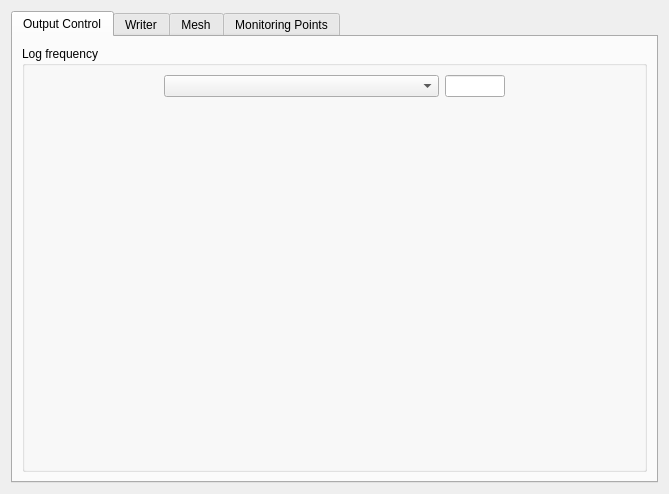
This is gui/Pages/OutputControlForm.ui in code-saturne/code_saturne as Qt 5 draws it before an edit. The edited form follows.
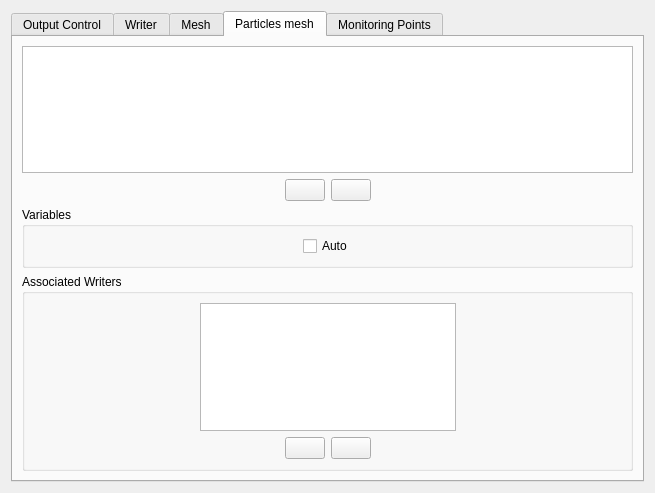
This is the edited form. The open tabs and pages were chosen to show the change. Icons and pictures are not drawn.

Commit message: Rewrite of Lagrangian post-processing output. The particles postprocessing output is now based on the standard FVM mechanism, whose handling was extended for these purposes. There is no restriction on output in parallel mode anymore. Thanks to Cyril Baudry for updating the GUI.

What changed in the file:
```diff
--- a/gui/Pages/OutputControlForm.ui
+++ b/gui/Pages/OutputControlForm.ui
@@ -6,8 +6,8 @@
    <rect>
     <x>0</x>
     <y>0</y>
-    <width>669</width>
-    <height>494</height>
+    <width>655</width>
+    <height>493</height>
    </rect>
   </property>
   <property name="windowTitle">
@@ -30,25 +30,13 @@
       <attribute name="title">
        <string>Output Control</string>
       </attribute>
-      <layout class="QGridLayout">
-       <property name="margin">
-        <number>9</number>
-       </property>
-       <property name="spacing">
-        <number>6</number>
-       </property>
+      <layout class="QGridLayout" name="gridLayout_6">
        <item row="0" column="0">
         <widget class="QGroupBox" name="groupBoxListings">
          <property name="title">
           <string>Log frequency</string>
          </property>
-         <layout class="QGridLayout">
-          <property name="margin">
-           <number>9</number>
-          </property>
-          <property name="spacing">
-           <number>6</number>
-          </property>
+         <layout class="QGridLayout" name="gridLayout_5">
           <item row="0" column="0">
            <layout class="QHBoxLayout">
             <property name="spacing">
@@ -587,8 +575,92 @@
          </layout>
         </widget>
        </item>
+      </layout>
+     </widget>
+     <widget class="QWidget" name="tab_lagrangian">
+      <attribute name="title">
+       <string>Particles mesh</string>
+      </attribute>
+      <layout class="QGridLayout">
+       <property name="margin">
+        <number>9</number>
+       </property>
+       <property name="spacing">
+        <number>6</number>
+       </property>
+       <item row="0" column="0">
+        <layout class="QVBoxLayout">
+         <property name="spacing">
+          <number>6</number>
+         </property>
+         <property name="margin">
+          <number>0</number>
+         </property>
+         <item>
+          <widget class="QTableView" name="tableViewLagrangianMesh"/>
+         </item>
+         <item>
+          <layout class="QHBoxLayout">
+           <property name="spacing">
+            <number>6</number>
+           </property>
+           <property name="margin">
+            <number>0</number>
+           </property>
+           <item>
+            <spacer>
+             <property name="orientation">
+              <enum>Qt::Horizontal</enum>
+             </property>
+             <property name="sizeHint" stdset="0">
+              <size>
+               <width>40</width>
+               <height>20</height>
+              </size>
+             </property>
+            </spacer>
+           </item>
+           <item>
+            <widget class="QPushButton" name="pushButtonAddLagrangianMesh">
+             <property name="text">
+              <string/>
+             </property>
+             <property name="icon">
+              <iconset resource="resources_pages.qrc">
+               <normaloff>:/new/prefix1/icons/22x22/add.png</normaloff>:/new/prefix1/icons/22x22/add.png</iconset>
+             </property>
+            </widget>
+           </item>
+           <item>
+            <widget class="QPushButton" name="pushButtonDeleteLagrangianMesh">
+             <property name="text">
+              <string/>
+             </property>
+             <property name="icon">
+              <iconset resource="resources_pages.qrc">
+               <normaloff>:/new/prefix1/icons/22x22/remove.png</normaloff>:/new/prefix1/icons/22x22/remove.png</iconset>
+             </property>
+            </widget>
+           </item>
+           <item>
+            <spacer>
+             <property name="orientation">
+              <enum>Qt::Horizontal</enum>
+             </property>
+             <property name="sizeHint" stdset="0">
+              <size>
+               <width>40</width>
+               <height>20</height>
+              </size>
+             </property>
+            </spacer>
+           </item>
+          </layout>
+         </item>
+        </layout>
+       </item>
        <item row="1" column="0">
-        <widget class="QGroupBox" name="groupBoxVariable">
+        <widget class="QGroupBox" name="groupBoxLagrangianVariable">
          <property name="title">
           <string>Variables</string>
          </property>
@@ -626,7 +698,7 @@
            </spacer>
           </item>
           <item row="0" column="1">
-           <widget class="QCheckBox" name="checkBoxAllVariables">
+           <widget class="QCheckBox" name="checkBoxAllLagrangianVariables">
             <property name="text">
              <string>Auto</string>
             </property>
@@ -635,8 +707,20 @@
          </layout>
         </widget>
        </item>
+       <item row="2" column="0">
+        <widget class="QGroupBox" name="groupBoxAssociatedLagrangianWriter">
+         <property name="title">
+          <string>Associated Writers</string>
+         </property>
+         <layout class="QGridLayout">
+          <property name="margin">
+           <number>9</number>
+          </property>
+          <property name="spacing">
+           <number>6</number>
+          </property>
        <item row="0" column="0">
-        <layout class="QVBoxLayout">
+           <layout class="QHBoxLayout">
          <property name="spacing">
           <number>6</number>
          </property>
@@ -644,9 +728,37 @@
           <number>0</number>
          </property>
          <item>
-          <widget class="QTableView" name="tableViewMesh"/>
+             <spacer>
+              <property name="orientation">
+               <enum>Qt::Horizontal</enum>
+              </property>
+              <property name="sizeHint" stdset="0">
+               <size>
+                <width>40</width>
+                <height>20</height>
+               </size>
+              </property>
+             </spacer>
          </item>
          <item>
+             <widget class="QTableView" name="tableViewAssociatedLagrangianWriter"/>
+            </item>
+            <item>
+             <spacer>
+              <property name="orientation">
+               <enum>Qt::Horizontal</enum>
+              </property>
+              <property name="sizeHint" stdset="0">
+               <size>
+                <width>40</width>
+                <height>20</height>
+               </size>
+              </property>
+             </spacer>
+            </item>
+           </layout>
+          </item>
+          <item row="1" column="0">
           <layout class="QHBoxLayout">
            <property name="spacing">
             <number>6</number>
@@ -668,7 +780,7 @@
             </spacer>
            </item>
            <item>
-            <widget class="QPushButton" name="pushButtonAddMesh">
+             <widget class="QPushButton" name="pushButtonAddAssociatedLagrangianWriter">
              <property name="text">
               <string/>
              </property>
@@ -679,7 +791,7 @@
             </widget>
            </item>
            <item>
-            <widget class="QPushButton" name="pushButtonDeleteMesh">
+             <widget class="QPushButton" name="pushButtonDeleteAssociatedLagrangianWriter">
              <property name="text">
               <string/>
              </property>
@@ -705,6 +817,7 @@
           </layout>
          </item>
         </layout>
+        </widget>
        </item>
       </layout>
      </widget>
```
Left out of the diff: 194 changed lines with no effect on the pictures. Lines whose indentation alone changed are shown as unchanged. The commit also changes 53 other files.
